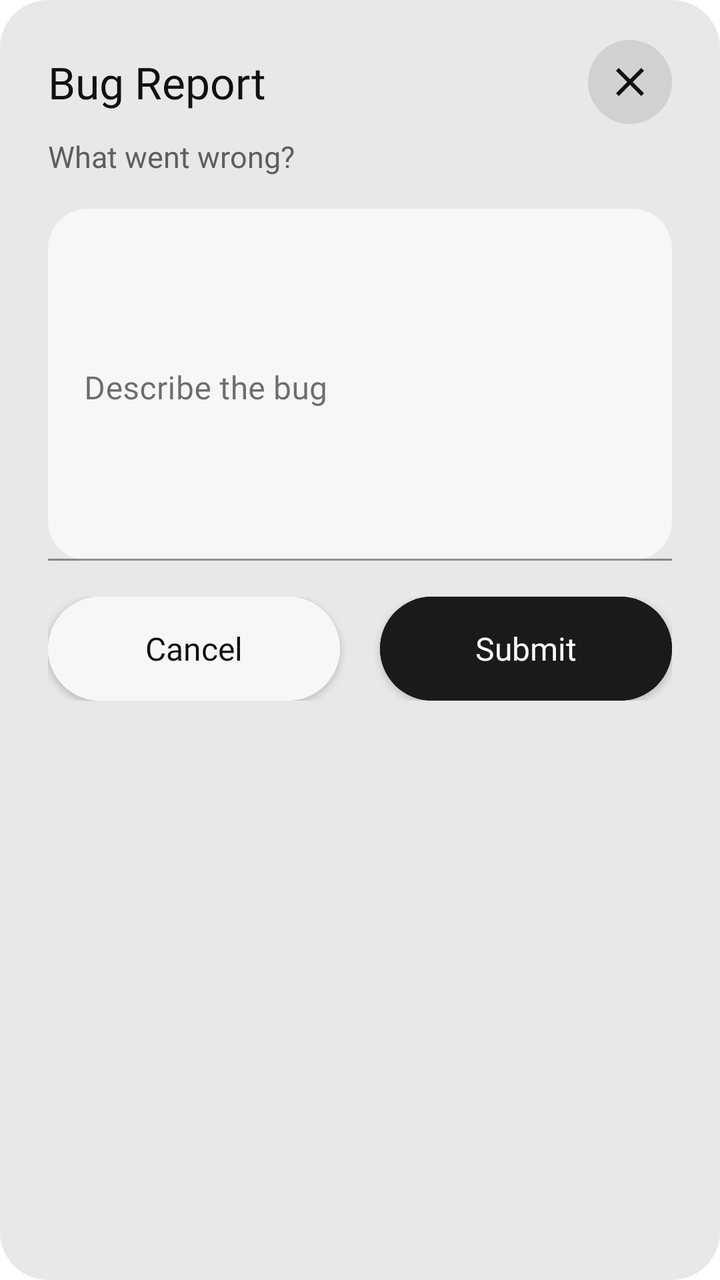
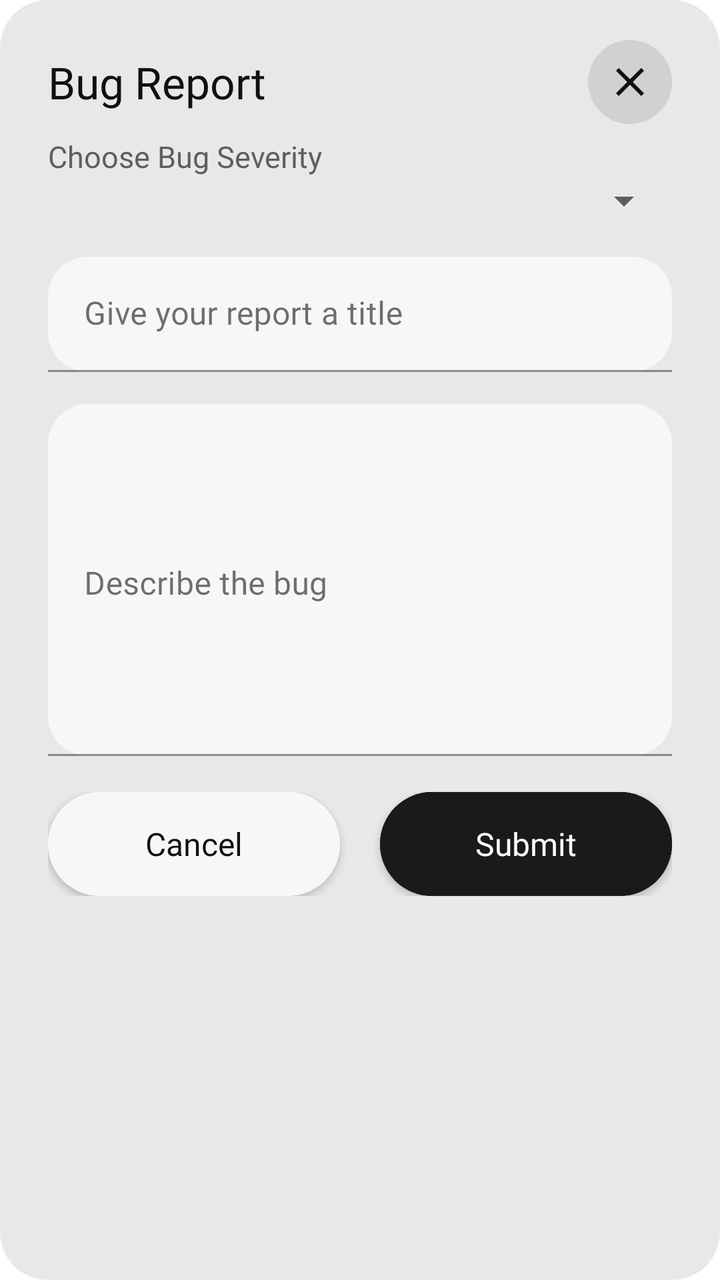

Before-and-after screenshots of an Android layout around one commit, followed by the original layout XML and the change that was made.
<!-- AndroidManifest.xml: application theme Theme.RateMyProfessor -->
<!-- res/layout/dialog_bug_report.xml -->
<?xml version="1.0" encoding="utf-8"?>
<LinearLayout xmlns:android="http://schemas.android.com/apk/res/android"
    xmlns:app="http://schemas.android.com/apk/res-auto"
    android:layout_width="match_parent"
    android:layout_height="wrap_content"
    android:background="@drawable/settings_dialog_background"
    android:orientation="vertical"
    android:paddingStart="24dp"
    android:paddingTop="20dp"
    android:paddingEnd="24dp"
    android:paddingBottom="22dp">

    <LinearLayout
        android:layout_width="match_parent"
        android:layout_height="wrap_content"
        android:gravity="center_vertical"
        android:orientation="horizontal">

        <TextView
            android:layout_width="0dp"
            android:layout_height="wrap_content"
            android:layout_weight="1"
            android:fontFamily="@font/inter_bold"
            android:text="@string/settings_bug_report"
            android:textColor="@color/text_primary"
            android:textSize="22sp" />

        <ImageButton
            android:id="@+id/bug_report_close"
            android:layout_width="42dp"
            android:layout_height="42dp"
            android:background="@drawable/settings_circle_button"
            android:contentDescription="@string/close"
            android:padding="12dp"
            android:src="@drawable/close_icon"
            app:tint="@color/icon_tint" />
    </LinearLayout>

    <TextView
        android:layout_width="match_parent"
        android:layout_height="wrap_content"
        android:layout_marginTop="6dp"
        android:fontFamily="@font/inter"
        android:text="@string/bug_report_prompt"
        android:textColor="@color/text_muted"
        android:textSize="15sp" />

    <com.google.android.material.textfield.TextInputLayout
        android:id="@+id/bug_report_input_layout"
        android:layout_width="match_parent"
        android:layout_height="wrap_content"
        android:layout_marginTop="16dp"
        android:hint="@string/bug_report_hint"
        app:boxBackgroundColor="@color/surface_container_low"
        app:boxBackgroundMode="filled"
        app:boxCornerRadiusBottomEnd="20dp"
        app:boxCornerRadiusBottomStart="20dp"
        app:boxCornerRadiusTopEnd="20dp"
        app:boxCornerRadiusTopStart="20dp"
        app:boxStrokeColor="@color/outline"
        app:errorTextColor="@color/danger"
        app:hintTextColor="@color/text_muted">

        <com.google.android.material.textfield.TextInputEditText
            android:id="@+id/comment_report_input"
            android:layout_width="match_parent"
            android:layout_height="176dp"
            android:fontFamily="@font/inter"
            android:gravity="top|start"
            android:inputType="textMultiLine|textCapSentences"
            android:maxLines="8"
            android:paddingStart="18dp"
            android:paddingTop="18dp"
            android:paddingEnd="18dp"
            android:paddingBottom="18dp"
            android:textColor="@color/text_primary"
            android:textColorHint="@color/text_muted"
            android:textSize="16sp" />
    </com.google.android.material.textfield.TextInputLayout>

    <LinearLayout
        android:layout_width="match_parent"
        android:layout_height="52dp"
        android:layout_marginTop="18dp"
        android:orientation="horizontal">

        <com.google.android.material.button.MaterialButton
            android:id="@+id/bug_report_cancel"
            style="@style/text_style"
            android:layout_width="0dp"
            android:layout_height="match_parent"
            android:layout_marginEnd="10dp"
            android:layout_weight="1"
            android:backgroundTint="@color/surface_container_low"
            android:insetTop="0dp"
            android:insetBottom="0dp"
            android:letterSpacing="0"
            android:text="@string/cancel"
            android:textColor="@color/text_primary"
            android:textSize="16sp"
            app:cornerRadius="26dp" />

        <com.google.android.material.button.MaterialButton
            android:id="@+id/bug_report_submit"
            style="@style/text_style"
            android:layout_width="0dp"
            android:layout_height="match_parent"
            android:layout_marginStart="10dp"
            android:layout_weight="1"
            android:backgroundTint="@color/surface_inverse"
            android:insetTop="0dp"
            android:insetBottom="0dp"
            android:letterSpacing="0"
            android:text="@string/submit"
            android:textColor="@color/text_on_inverse"
            android:textSize="16sp"
            app:cornerRadius="26dp" />
    </LinearLayout>

</LinearLayout>
<!-- resources referenced by this layout -->
<resources>
  <color name="danger">#FFB3261E</color>
  <color name="icon_tint">#FF101010</color>
  <color name="outline">#FFC4C4C4</color>
  <color name="surface_container_low">#FFF7F7F7</color>
  <color name="surface_inverse">#FF1A1A1A</color>
  <color name="text_muted">#FF5F5D5D</color>
  <color name="text_on_inverse">#FFFFFFFF</color>
  <color name="text_primary">#FF101010</color>
  <!-- drawable close_icon (drawable) -->
  <?xml version="1.0" encoding="utf-8"?>
  <vector xmlns:android="http://schemas.android.com/apk/res/android"
      android:width="24dp"
      android:height="24dp"
      android:viewportWidth="24"
      android:viewportHeight="24">
      <path
          android:fillColor="@android:color/white"
          android:pathData="M6.4,5L12,10.6L17.6,5L19,6.4L13.4,12L19,17.6L17.6,19L12,13.4L6.4,19L5,17.6L10.6,12L5,6.4L6.4,5Z" />
  </vector>
  <!-- drawable settings_circle_button (drawable) -->
  <?xml version="1.0" encoding="utf-8"?>
  <shape xmlns:android="http://schemas.android.com/apk/res/android"
      android:shape="oval">
      <solid android:color="@color/circle_button_background" />
  </shape>
  <!-- drawable settings_dialog_background (drawable) -->
  <?xml version="1.0" encoding="utf-8"?>
  <shape xmlns:android="http://schemas.android.com/apk/res/android">
      <solid android:color="@color/surface_container" />
      <corners android:radius="24dp" />
  </shape>
  <string name="bug_report_hint">Describe the bug</string>
  <string name="bug_report_prompt">What went wrong?</string>
  <string name="cancel">Cancel</string>
  <string name="close">Close</string>
  <string name="settings_bug_report">Bug Report</string>
  <string name="submit">Submit</string>
  <style name="text_style" parent="Widget.MaterialComponents.Button">
          <item name="android:fontFamily">@font/inter_bold</item>
          <item name="android:textAllCaps">false</item>
      </style>
  <style name="Theme.RateMyProfessor" parent="Theme.MaterialComponents.DayNight.NoActionBar">
          
          <item name="colorPrimary">@color/text_primary</item>
          <item name="colorPrimaryVariant">@color/text_primary</item>
          <item name="colorOnPrimary">@color/text_on_inverse</item>
          <item name="colorSecondary">@color/text_primary</item>
          <item name="colorSecondaryVariant">@color/text_primary</item>
          <item name="colorOnSecondary">@color/text_on_inverse</item>
  
          
          <item name="android:windowBackground">@color/surface</item>
          <item name="colorSurface">@color/surface_container</item>
          <item name="colorOnSurface">@color/text_primary</item>
          <item name="colorError">@color/danger</item>
          <item name="colorOnError">@color/text_on_inverse</item>
  
          <item name="android:textColorPrimary">@color/text_primary</item>
          <item name="android:textColorSecondary">@color/text_muted</item>
          <item name="android:textColorHint">@color/text_hint</item>
  
          
          <item name="android:statusBarColor">@android:color/transparent</item>
          <item name="android:navigationBarColor">@android:color/transparent</item>
      </style>
  <color name="circle_button_background">#1A101010</color>
  <color name="surface_container">#FFE8E8E8</color>
  <color name="surface">#FFFFFFFF</color>
  <color name="text_hint">#FF8A8A8A</color>
</resources>

<!-- the commit's change to res/layout/dialog_bug_report.xml (unified diff, before → after) -->
@@ -41,9 +41,47 @@
         android:layout_height="wrap_content"
         android:layout_marginTop="6dp"
         android:fontFamily="@font/inter"
-        android:text="@string/bug_report_prompt"
+        android:text="@string/bug_severity"
         android:textColor="@color/text_muted"
         android:textSize="15sp" />
+
+    <Spinner
+        android:id="@+id/bug_severity"
+        android:layout_width="match_parent"
+        android:layout_height="wrap_content" />
+
+    <com.google.android.material.textfield.TextInputLayout
+        android:id="@+id/bug_report_title_layout"
+        android:layout_width="match_parent"
+        android:layout_height="wrap_content"
+        android:layout_marginTop="16dp"
+        android:hint="@string/bug_report_title_hint"
+        app:boxBackgroundColor="@color/surface_container_low"
+        app:boxBackgroundMode="filled"
+        app:boxCornerRadiusBottomEnd="20dp"
+        app:boxCornerRadiusBottomStart="20dp"
+        app:boxCornerRadiusTopEnd="20dp"
+        app:boxCornerRadiusTopStart="20dp"
+        app:boxStrokeColor="@color/outline"
+        app:errorTextColor="@color/danger"
+        app:hintTextColor="@color/text_muted">
+        <com.google.android.material.textfield.TextInputEditText
+            android:id="@+id/bug_report_title_input"
+            android:layout_width="match_parent"
+            android:layout_height="wrap_content"
+            android:fontFamily="@font/inter"
+            android:inputType="textCapSentences"
+            android:maxLines="1"
+            android:paddingStart="18dp"
+            android:paddingTop="18dp"
+            android:paddingEnd="18dp"
+            android:paddingBottom="18dp"
+            android:textColor="@color/text_primary"
+            android:textColorHint="@color/text_muted"
+            android:textSize="16sp" />
+    </com.google.android.material.textfield.TextInputLayout>
+
+
 
     <com.google.android.material.textfield.TextInputLayout
         android:id="@+id/bug_report_input_layout"
@@ -62,7 +100,7 @@
         app:hintTextColor="@color/text_muted">
 
         <com.google.android.material.textfield.TextInputEditText
-            android:id="@+id/comment_report_input"
+            android:id="@+id/bug_report_input"
             android:layout_width="match_parent"
             android:layout_height="176dp"
             android:fontFamily="@font/inter"
<!-- resource entries referenced after the edit -->
@@ -32,7 +32,8 @@
       <corners android:radius="24dp" />
   </shape>
   <string name="bug_report_hint">Describe the bug</string>
-  <string name="bug_report_prompt">What went wrong?</string>
+  <string name="bug_report_title_hint">Give your report a title</string>
+  <string name="bug_severity">Choose Bug Severity</string>
   <string name="cancel">Cancel</string>
   <string name="close">Close</string>
   <string name="settings_bug_report">Bug Report</string>
